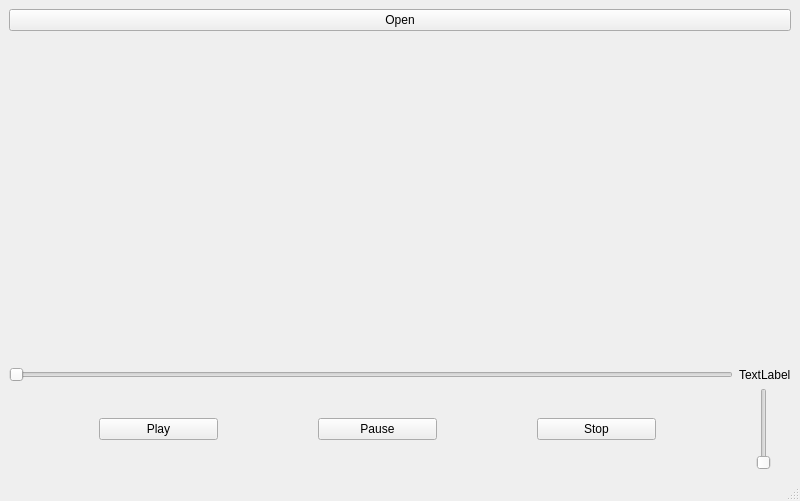
This is mainwindow.ui in eltigro1999/SimpleVideoEditor as Qt 5 draws it before an edit. The edited form follows.
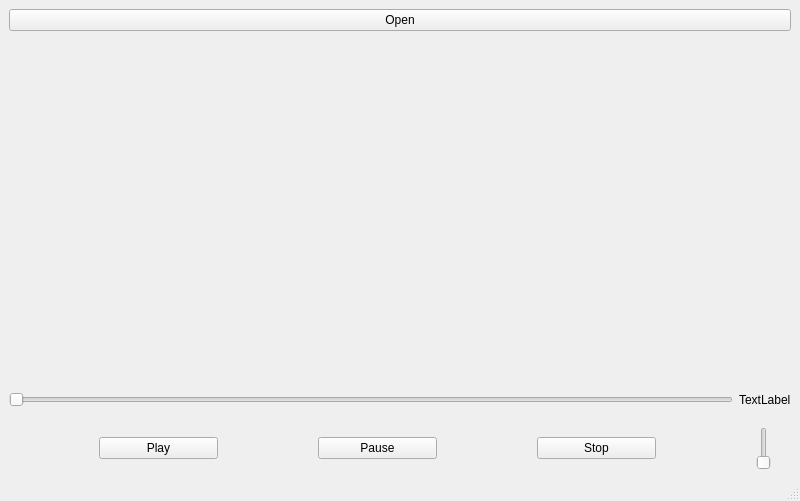
This is the edited form.

Commit message: styled volume slider

```diff
--- a/mainwindow.ui
+++ b/mainwindow.ui
@@ -14,7 +14,7 @@
    <string>MainWindow</string>
   </property>
   <widget class="QWidget" name="centralwidget">
-   <layout class="QVBoxLayout" name="verticalLayout_2" stretch="1,8,0,2">
+   <layout class="QVBoxLayout" name="verticalLayout_2" stretch="1,8,1,1">
     <item>
      <layout class="QHBoxLayout" name="horizontalLayout_3">
       <item>
```
The commit also changes 2 other files.
